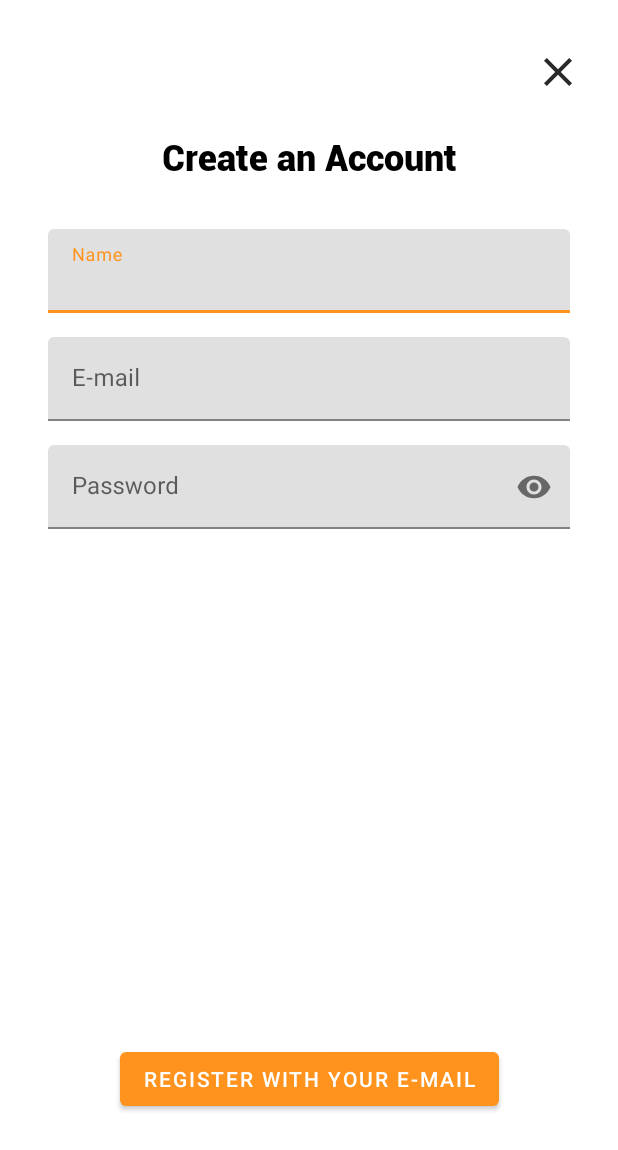
After one commit to devArthur4718/ShoppingCart, an Android app: the RegisterActivity screen opened directly, with no data from a screen before it, on a phone screen of 412 x 824 dp. The commit adds this screen. Shown: the top 1150 px of the screen. Run offline under Robolectric (Android 15) with nearby library versions, the phone set to English and light mode, and no system bars; our stand-ins replace data binding.

Commit message:
Added Register Activity

```diff
--- /dev/null
+++ b/app/src/main/java/com/devarthur4718/mvp/ui/register/RegisterActivity.kt
@@ -0,0 +1,28 @@
+package com.devarthur4718.mvp.ui.register
+
+import androidx.appcompat.app.AppCompatActivity
+import android.os.Bundle
+import androidx.databinding.DataBindingUtil
+import com.devarthur4718.mvp.R
+import com.devarthur4718.mvp.databinding.ActivityRegisterBinding
+
+class RegisterActivity : AppCompatActivity() {
+
+    private lateinit var binding : ActivityRegisterBinding
+
+    override fun onCreate(savedInstanceState: Bundle?) {
+        super.onCreate(savedInstanceState)
+        binding = DataBindingUtil.setContentView(this, R.layout.activity_register)
+        initViews()
+        setObservables()
+    }
+
+    private fun setObservables() {
+
+    }
+
+    private fun initViews() {
+        binding.ivCloseRegistration.setOnClickListener { finish() }
+
+    }
+}
--- /dev/null
+++ b/app/src/main/res/drawable/ic_close_black_24dp.xml
@@ -0,0 +1,5 @@
+<vector android:height="24dp" android:tint="#292929"
+    android:viewportHeight="24.0" android:viewportWidth="24.0"
+    android:width="24dp" xmlns:android="http://schemas.android.com/apk/res/android">
+    <path android:fillColor="#FF000000" android:pathData="M19,6.41L17.59,5 12,10.59 6.41,5 5,6.41 10.59,12 5,17.59 6.41,19 12,13.41 17.59,19 19,17.59 13.41,12z"/>
+</vector>
--- /dev/null
+++ b/app/src/main/res/layout/activity_register.xml
@@ -0,0 +1,108 @@
+<?xml version="1.0" encoding="utf-8"?>
+<layout xmlns:android="http://schemas.android.com/apk/res/android"
+    xmlns:app="http://schemas.android.com/apk/res-auto"
+    xmlns:tools="http://schemas.android.com/tools">
+
+    <data>
+
+    </data>
+
+    <androidx.constraintlayout.widget.ConstraintLayout
+        android:layout_width="match_parent"
+        android:layout_height="match_parent"
+        tools:context=".ui.register.RegisterActivity">
+
+        <TextView
+            android:id="@+id/textView3"
+            android:layout_width="wrap_content"
+            android:layout_height="wrap_content"
+            android:layout_marginTop="24dp"
+            android:text="@string/create_an_account"
+            app:layout_constraintEnd_toEndOf="parent"
+            android:textSize="24sp"
+            android:fontFamily="@font/roboto_black"
+            android:textColor="@android:color/black"
+            app:layout_constraintStart_toStartOf="parent"
+            app:layout_constraintTop_toBottomOf="@+id/ivCloseRegistration" />
+
+        <ImageView
+            android:id="@+id/ivCloseRegistration"
+            android:layout_width="32dp"
+            android:layout_height="32dp"
+            android:layout_marginTop="32dp"
+            android:layout_marginEnd="24dp"
+            android:contentDescription="@string/close_registration"
+            app:layout_constraintEnd_toEndOf="parent"
+            app:layout_constraintTop_toTopOf="parent"
+            app:srcCompat="@drawable/ic_close_black_24dp" />
+
+        <com.google.android.material.textfield.TextInputLayout
+            android:id="@+id/inputName"
+            android:layout_width="0dp"
+            android:layout_height="wrap_content"
+            android:layout_marginStart="32dp"
+            android:layout_marginTop="32dp"
+            android:layout_marginEnd="32dp"
+            app:layout_constraintEnd_toEndOf="parent"
+            app:layout_constraintStart_toStartOf="parent"
+            app:layout_constraintTop_toBottomOf="@+id/textView3">
+
+            <com.google.android.material.textfield.TextInputEditText
+                android:layout_width="match_parent"
+                android:layout_height="wrap_content"
+                android:enabled="true"
+                android:hint="@string/name"
+                android:inputType="textPersonName|textCapSentences|textCapWords" />
+        </com.google.android.material.textfield.TextInputLayout>
+
+        <com.google.android.material.textfield.TextInputLayout
+            android:id="@+id/inputNewEmail"
+            android:layout_width="0dp"
+            android:layout_height="wrap_content"
+            android:layout_marginTop="16dp"
+            app:layout_constraintEnd_toEndOf="@+id/inputName"
+            app:layout_constraintStart_toStartOf="@+id/inputName"
+            app:layout_constraintTop_toBottomOf="@+id/inputName">
+
+            <com.google.android.material.textfield.TextInputEditText
+                android:layout_width="match_parent"
+                android:layout_height="wrap_content"
+                android:enabled="true"
+                android:hint="@string/username"
+                android:inputType="textEmailAddress" />
+        </com.google.android.material.textfield.TextInputLayout>
+
+        <com.google.android.material.textfield.TextInputLayout
+            android:id="@+id/inputNewPassword"
+            android:layout_width="0dp"
+            android:layout_height="wrap_content"
+            android:layout_marginTop="16dp"
+            app:layout_constraintEnd_toEndOf="@+id/inputNewEmail"
+            app:layout_constraintStart_toStartOf="@+id/inputNewEmail"
+            app:layout_constraintTop_toBottomOf="@+id/inputNewEmail"
+            app:passwordToggleEnabled="true">
+
+            <com.google.android.material.textfield.TextInputEditText
+                android:layout_width="match_parent"
+                android:layout_height="wrap_content"
+                android:enabled="true"
+                android:hint="@string/password"
+                android:inputType="textPassword" />
+        </com.google.android.material.textfield.TextInputLayout>
+
+        <com.google.android.material.button.MaterialButton
+            android:layout_width="wrap_content"
+            android:layout_height="wrap_content"
+            android:text="Register with your E-mail"
+            app:layout_constraintBottom_toBottomOf="parent"
+            app:layout_constraintEnd_toEndOf="parent"
+            app:layout_constraintStart_toStartOf="parent"
+            app:layout_constraintTop_toBottomOf="@+id/inputNewPassword"
+            app:layout_constraintVertical_bias="0.81">
+
+
+        </com.google.android.material.button.MaterialButton>
+
+
+    </androidx.constraintlayout.widget.ConstraintLayout>
+</layout>
--- a/app/src/main/res/layout/login_activity.xml
+++ b/app/src/main/res/layout/login_activity.xml
@@ -42,7 +42,7 @@
                 android:layout_height="wrap_content"
                 android:enabled="true"
                 android:hint="@string/username"
-                android:inputType="textCapWords" />
+                android:inputType="textEmailAddress" />
         </com.google.android.material.textfield.TextInputLayout>
 
         <com.google.android.material.textfield.TextInputLayout
@@ -69,6 +69,7 @@
             android:layout_height="wrap_content"
             android:layout_marginTop="8dp"
             android:text="@string/acess"
+            android:fontFamily="@font/roboto_regular"
             app:layout_constraintEnd_toEndOf="@+id/inputPassword"
             app:layout_constraintTop_toBottomOf="@+id/inputPassword" />
 
@@ -78,6 +79,7 @@
             android:layout_height="wrap_content"
             android:layout_marginBottom="24dp"
             android:text="@string/recover_psw"
+            android:fontFamily="@font/roboto_regular"
             app:layout_constraintBottom_toBottomOf="parent"
             app:layout_constraintEnd_toEndOf="@+id/btnLogin" />
 
@@ -87,6 +89,7 @@
             android:layout_height="wrap_content"
             android:text="@string/create_account"
             android:elevation="16dp"
+            android:fontFamily="@font/roboto_regular"
             app:layout_constraintBaseline_toBaselineOf="@+id/tv_rec_pw"
             app:layout_constraintStart_toStartOf="@+id/inputPassword" />
 
--- a/app/src/main/res/values/strings.xml
+++ b/app/src/main/res/values/strings.xml
@@ -1,6 +1,6 @@
 <resources>
     <string name="app_name">Pallevar</string>
-    <string name="username">Username</string>
+    <string name="username">E-mail</string>
     <string name="psw">Password</string>
     <string name="aplication_name">Shopping Cart</string>
     <string name="aplication_icon">Aplication Icon</string>
@@ -23,4 +23,9 @@
     <string name="navigation_drawer_close">Close navigation drawer</string>
     <string name="search_title">Search...</string>
     <string name="search_hint">Type a product name...</string>
+    <string name="create_an_account">Create an Account</string>
+    <string name="close_registration">Close Registration</string>
+    <string name="name">Name</string>
+    <string name="password">Password</string>
+    <string name="show_password">Show Password</string>
 </resources>
```
Also changed, not shown: app/src/main/AndroidManifest.xml (+3 -6 lines), app/src/main/java/com/devarthur4718/mvp/ui/base/BaseActivity.kt (+10 -0 lines), app/src/main/java/com/devarthur4718/mvp/ui/core/CoreActivity.kt (+0 -8 lines), app/src/main/java/com/devarthur4718/mvp/ui/dialog/LoadingDialog.kt (added, +38 -0 lines), app/src/main/java/com/devarthur4718/mvp/ui/login/LoginActivity.kt (+30 -4 lines), app/src/main/java/com/devarthur4718/mvp/ui/register/RegisterViewModel.kt (added, +7 -0 lines), 1 other file.
